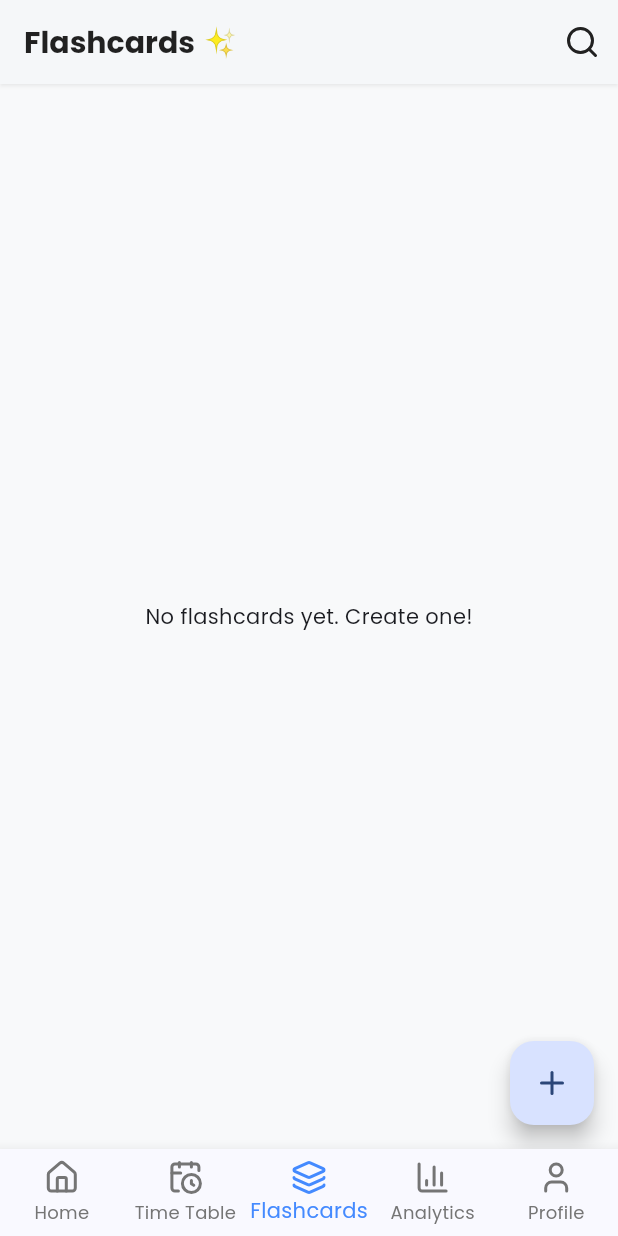
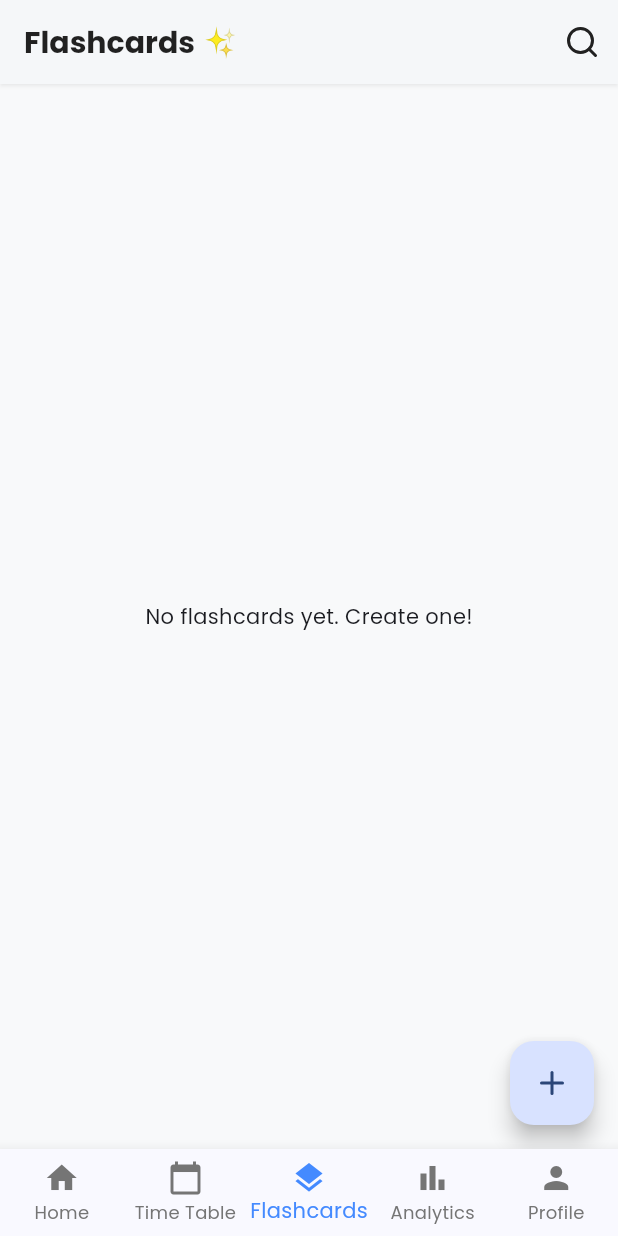
Before and after one commit to opkukna1/chetegram, a Flutter app: the screen it shows after launch, item 3 of the bottom bar chosen, on a phone screen of 412 x 824 dp. Run offline on Flutter 3.47's test engine with Material 3 defaults, Android fonts, the phone set to English and light mode, and no system bars; our stand-ins replace go_router, google_fonts, lucide_flutter, sqflite; accounts and stored records are empty.

Commit message:
Update main_screen.dart

```diff
--- a/lib/screens/main_screen.dart
+++ b/lib/screens/main_screen.dart
@@ -1,35 +1,21 @@
 import 'package:flutter/material.dart';
 import 'package:go_router/go_router.dart';
-import 'package:lucide_flutter/lucide_flutter.dart';
 
 class MainScreen extends StatelessWidget {
-  // This child widget is the screen that will be displayed
   final Widget child;
 
   const MainScreen({super.key, required this.child});
 
-  // Function to get the current index from the route location
   int _calculateSelectedIndex(BuildContext context) {
     final String location = GoRouterState.of(context).uri.toString();
-    if (location.startsWith('/home')) {
-      return 0;
-    }
-    if (location.startsWith('/timetable')) {
-      return 1;
-    }
-    if (location.startsWith('/flashcards')) {
-      return 2;
-    }
-    if (location.startsWith('/analytics')) {
-      return 3;
-    }
-    if (location.startsWith('/profile')) {
-      return 4;
-    }
+    if (location.startsWith('/home')) return 0;
+    if (location.startsWith('/timetable')) return 1;
+    if (location.startsWith('/flashcards')) return 2;
+    if (location.startsWith('/analytics')) return 3;
+    if (location.startsWith('/profile')) return 4;
     return 0;
   }
 
-  // Function to handle navigation when a tab is tapped
   void _onItemTapped(int index, BuildContext context) {
     switch (index) {
       case 0:
@@ -53,30 +39,14 @@ class MainScreen extends StatelessWidget {
   @override
   Widget build(BuildContext context) {
     return Scaffold(
-      // The body is now the child screen passed by the router
       body: child,
       bottomNavigationBar: BottomNavigationBar(
         items: const <BottomNavigationBarItem>[
-          BottomNavigationBarItem(
-            icon: Icon(LucideIcons.home),
-            label: 'Home',
-          ),
-          BottomNavigationBarItem(
-            icon: Icon(LucideIcons.calendarClock),
-            label: 'Time Table',
-          ),
-          BottomNavigationBarItem(
-            icon: Icon(LucideIcons.layers),
-            label: 'Flashcards',
-          ),
-          BottomNavigationBarItem(
-            icon: Icon(LucideIcons.barChart3),
-            label: 'Analytics',
-          ),
-          BottomNavigationBarItem(
-            icon: Icon(LucideIcons.user),
-            label: 'Profile',
-          ),
+          BottomNavigationBarItem(icon: Icon(Icons.home), label: 'Home'),
+          BottomNavigationBarItem(icon: Icon(Icons.calendar_today), label: 'Time Table'),
+          BottomNavigationBarItem(icon: Icon(Icons.layers), label: 'Flashcards'),
+          BottomNavigationBarItem(icon: Icon(Icons.bar_chart), label: 'Analytics'),
+          BottomNavigationBarItem(icon: Icon(Icons.person), label: 'Profile'),
         ],
         currentIndex: _calculateSelectedIndex(context),
         selectedItemColor: Colors.blueAccent,
```
